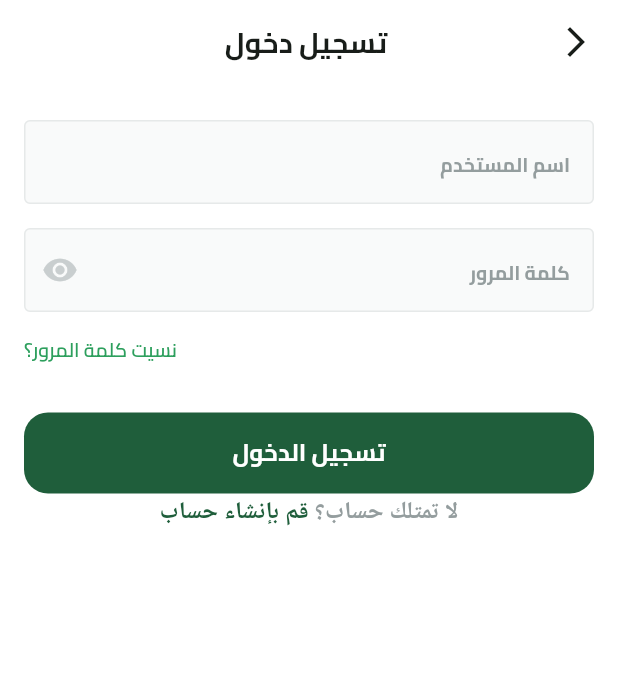
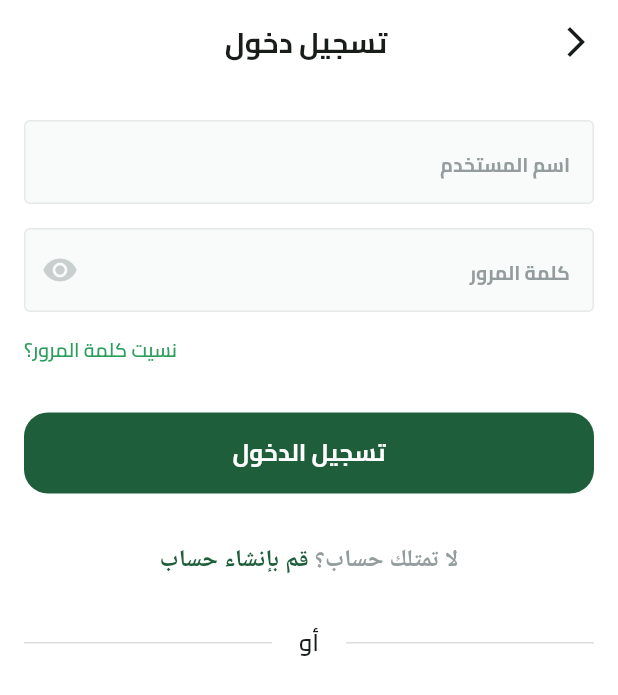
Before and after one commit to ibnRizk/fruits_hub, a Flutter app: the screen it shows after launch, after a tap on "تخط", on a phone screen of 412 x 824 dp. Shown: the top 695 px of the screen. Run offline on Flutter 3.47's test engine with Material 3 defaults, Android fonts, the phone set to English and light mode, and no system bars; our stand-ins replace dots_indicator, shared_preferences; missing offline and left inert: svg_flutter.

Commit message:
add some assets & some login ui

```diff
--- /dev/null
+++ b/lib/feature/auth/presentation/views/widgets/dont_have_account_widget.dart
@@ -0,0 +1,42 @@
+import 'package:flutter/gestures.dart';
+import 'package:flutter/material.dart';
+
+import '../../../../../core/utils/app_colors.dart';
+import '../../../../../core/utils/app_text_styles.dart';
+
+class DontHaveAnAccountWidget extends StatelessWidget {
+  const DontHaveAnAccountWidget({super.key});
+
+  @override
+  Widget build(BuildContext context) {
+    return Text.rich(
+      TextSpan(
+        children: [
+          TextSpan(
+            text: 'لا تمتلك حساب؟',
+            style: TextStyles.semiBold16.copyWith(
+              color: const Color(0xFF949D9E),
+            ),
+          ),
+          TextSpan(
+            text: ' ',
+            style: TextStyles.semiBold16.copyWith(
+              color: const Color(0xFF616A6B),
+            ),
+          ),
+          TextSpan(
+            recognizer: TapGestureRecognizer()
+              ..onTap = () {
+                // Navigator.pushNamed(context, SignupView.routeName);
+              },
+            text: 'قم بإنشاء حساب',
+            style: TextStyles.semiBold16.copyWith(
+              color: AppColors.primaryColor,
+            ),
+          ),
+        ],
+      ),
+      textAlign: TextAlign.center,
+    );
+  }
+}
--- a/lib/feature/auth/presentation/views/widgets/login_view_body.dart
+++ b/lib/feature/auth/presentation/views/widgets/login_view_body.dart
@@ -1,10 +1,13 @@
+import 'package:flutter/gestures.dart';
 import 'package:flutter/material.dart';
 import 'package:fruits_hub/core/utils/widgets/custom_button.dart';
 import 'package:fruits_hub/core/utils/widgets/custom_text_field.dart';
+import 'package:fruits_hub/feature/auth/presentation/views/widgets/or_divider.dart';
 
 import '../../../../../constants.dart';
 import '../../../../../core/utils/app_colors.dart';
 import '../../../../../core/utils/app_text_styles.dart';
+import 'dont_have_account_widget.dart';
 
 class LoginViewBody extends StatelessWidget {
   const LoginViewBody({super.key});
@@ -49,31 +52,11 @@ class LoginViewBody extends StatelessWidget {
               onPressed: () {},
               text: 'تسجيل الدخول',
             ),
-            Text.rich(
-              TextSpan(
-                children: [
-                  TextSpan(
-                    text: 'لا تمتلك حساب؟',
-                    style: TextStyles.semiBold16.copyWith(
-                      color: const Color(0xFF949D9E),
-                    ),
-                  ),
-                  TextSpan(
-                    text: ' ',
-                    style: TextStyles.semiBold16.copyWith(
-                      color: const Color(0xFF616A6B),
-                    ),
-                  ),
-                  TextSpan(
-                    text: 'قم بإنشاء حساب',
-                    style: TextStyles.semiBold16.copyWith(
-                      color: AppColors.primaryColor,
-                    ),
-                  ),
-                ],
-              ),
-              textAlign: TextAlign.center,
-            ),
+            SizedBox(height: 32),
+
+            DontHaveAnAccountWidget(),
+            SizedBox(height: 32),
+            OrDivider(),
           ],
         ),
       ),
--- /dev/null
+++ b/lib/feature/auth/presentation/views/widgets/or_divider.dart
@@ -0,0 +1,35 @@
+import 'package:flutter/material.dart';
+import 'package:fruits_hub/core/utils/app_text_styles.dart';
+
+class OrDivider extends StatelessWidget {
+  const OrDivider({super.key});
+
+  @override
+  Widget build(BuildContext context) {
+    return const Row(
+      children: [
+        Expanded(
+          child: Divider(
+            color: Color(0xFFDCDEDE),
+          ),
+        ),
+        SizedBox(
+          width: 18,
+        ),
+        Text(
+          'أو',
+          textAlign: TextAlign.center,
+          style: TextStyles.semiBold16,
+        ),
+        SizedBox(
+          width: 18,
+        ),
+        Expanded(
+          child: Divider(
+            color: Color(0xFFDCDEDE),
+          ),
+        ),
+      ],
+    );
+  }
+}
```
Also changed, not shown: assets/images/appl_icon.svg (added), assets/images/facebook_icon.svg (added), assets/images/google_icon.svg (added).
